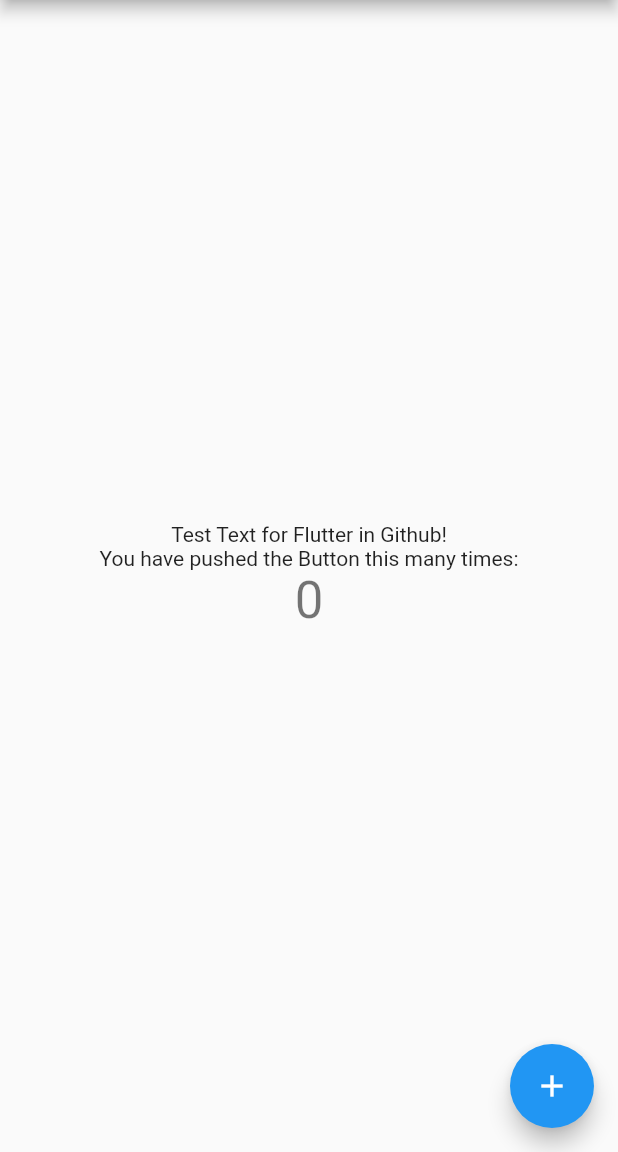
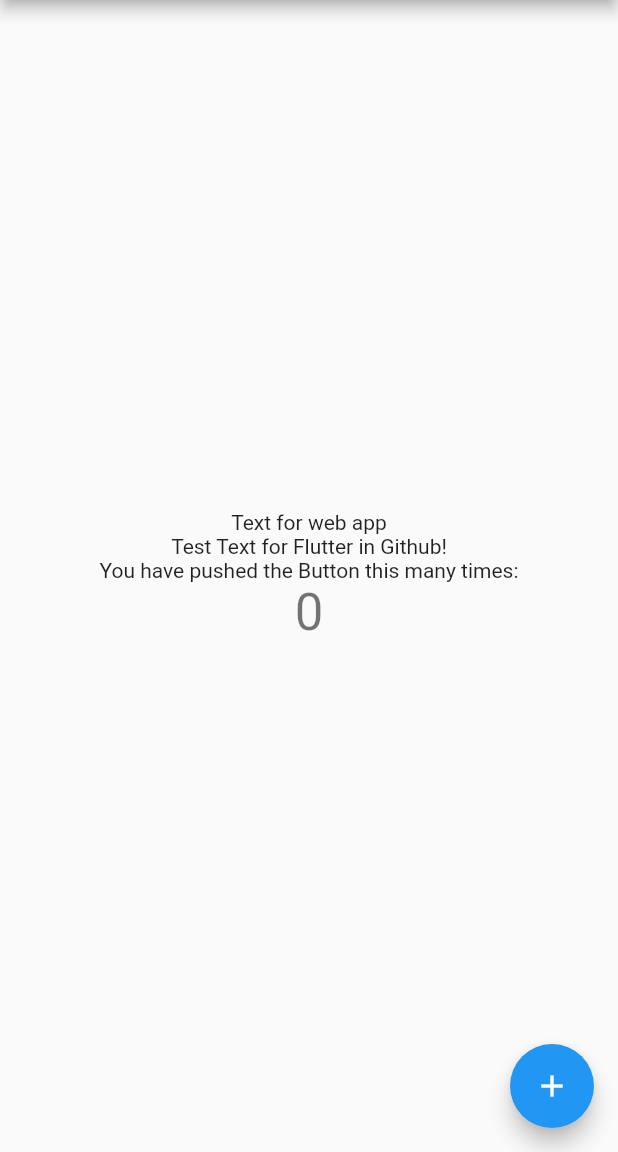
Before and after one commit to omega391/movieapp, a Flutter app: the screen it shows after launch, on a phone screen of 412 x 824 dp, the part 84-1236 px from its top. Run offline on Flutter 3.47's test engine with Material 2 defaults, Android fonts, the phone set to English and light mode, and no system bars.

Commit message:
update main.dart

```diff
--- a/lib/main.dart
+++ b/lib/main.dart
@@ -98,6 +98,9 @@ class _MyHomePageState extends State<MyHomePage> {
           mainAxisAlignment: MainAxisAlignment.center,
           children: <Widget>[
             Text(
+              'Text for web app'
+              ),
+            Text(
               'Test Text for Flutter in Github!'
             ),
             Text(
```
